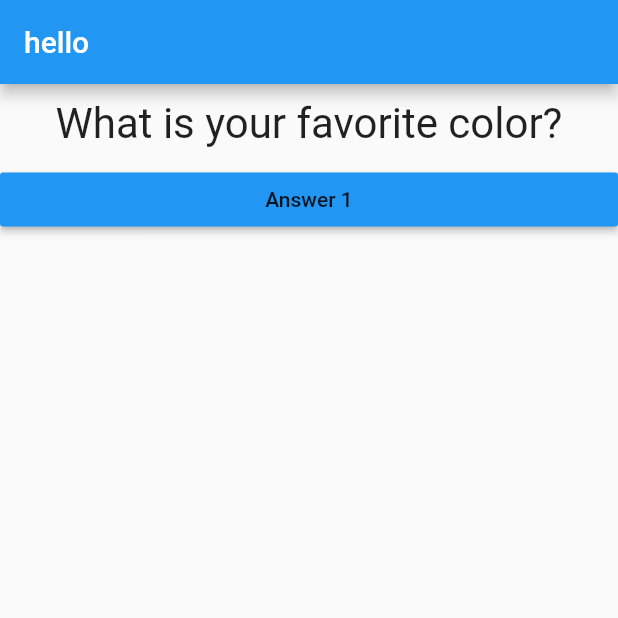
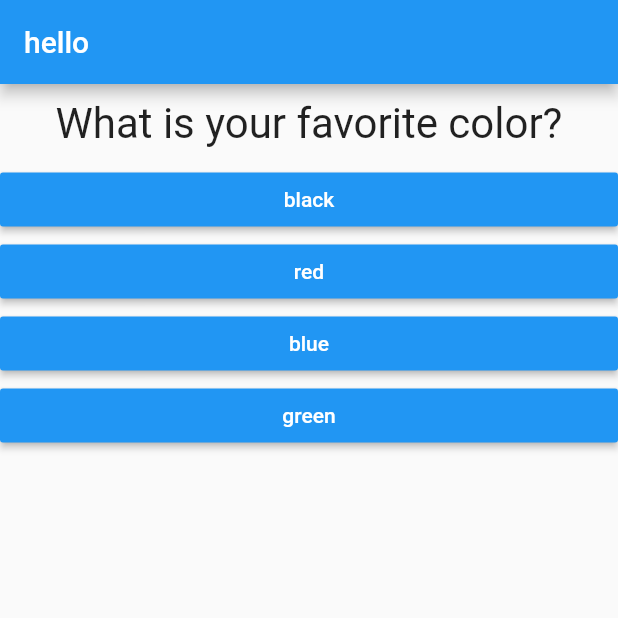
Before and after one commit to jnav24/flutter_quiz, a Flutter app: the screen it shows after launch, on a phone screen of 412 x 824 dp, the top half of it. Run offline on Flutter 3.47's test engine with Material 2 defaults, Android fonts, the phone set to English and light mode, and no system bars.

Commit message:
created a list of questions and answers and dynamically passed them in to the ui

```diff
--- a/lib/answer.dart
+++ b/lib/answer.dart
@@ -2,16 +2,18 @@ import 'package:flutter/material.dart';
 
 class Answer extends StatelessWidget {
 	final Function _answerQuestion;
+	final String _answer;
 
-	Answer(this._answerQuestion);
+	Answer(this._answerQuestion, this._answer);
 
 	@override
 	Widget build(BuildContext context) {
     	return Container(
 			child: RaisedButton(
-				child: Text('Answer 1'),
+				child: Text(this._answer),
 				color: Colors.blue,
 				onPressed: this._answerQuestion,
+				textColor: Colors.white,
 			),
 			width: double.infinity,
 		);
--- a/lib/main.dart
+++ b/lib/main.dart
@@ -11,9 +11,25 @@ class MyApp extends StatefulWidget {
 
 class _MyAppState extends State<MyApp> {
 	int questionIndex = 0;
-	List<String> questions = [
-		'What is your favorite color?',
-		'What is your favorite animal?'
+	List<Map<String, dynamic>> questions = [
+		{
+			'question': 'What is your favorite color?',
+			'answers': [
+				'black',
+				'red',
+				'blue',
+				'green',
+			],
+		},
+		{
+			'question': 'What is your favorite animal?',
+			'answers': [
+				'lion',
+				'bird',
+				'bear',
+				'shark',
+			],
+		},
 	];
 
 	void _answerQuestion() {
@@ -36,8 +52,10 @@ class _MyAppState extends State<MyApp> {
 				),
 				body: Column(
 					children: <Widget>[
-						Question(this.questions[this.questionIndex]),
-						Answer(this._answerQuestion),
+						Question(this.questions[this.questionIndex]['question']),
+						...(this.questions[this.questionIndex]['answers'] as List<String>).map((answer) {
+							return Answer(this._answerQuestion, answer);
+						}).toList(),
 					],
 				),
 			)
```
